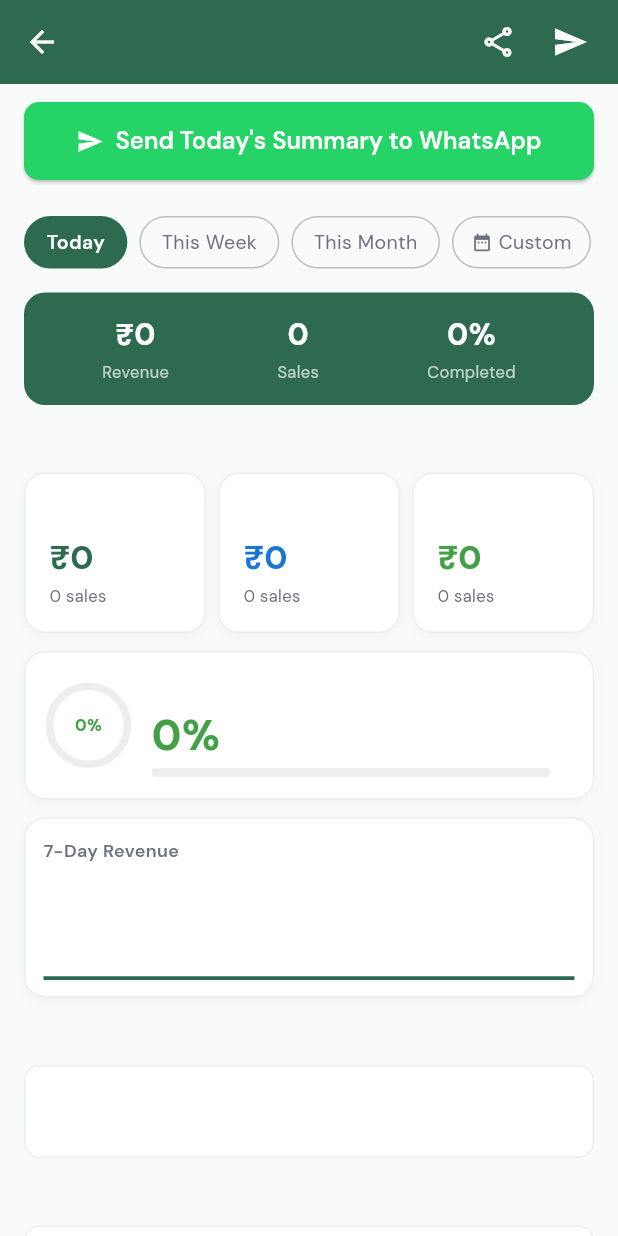
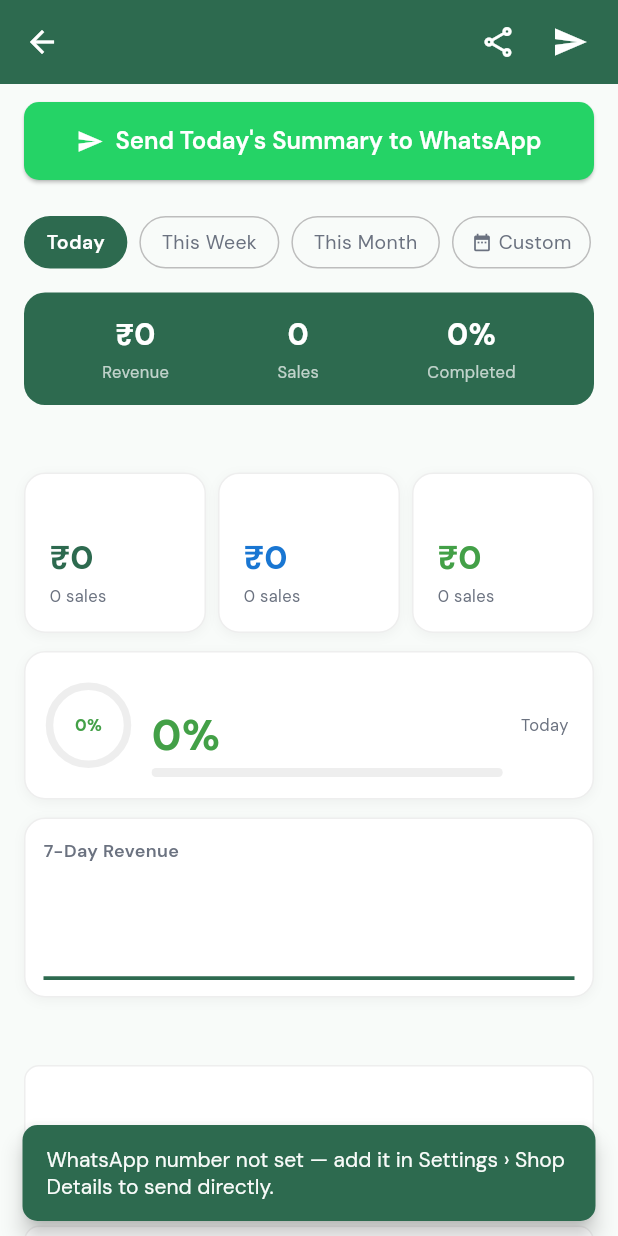
Before and after one commit to anshad5023-collab/wekerala, a Flutter app: the _AnalyticsBody screen opened directly with empty values, after a tap on the "send" icon, on a phone screen of 412 x 824 dp. Run offline on Flutter 3.47's test engine with Material 3 defaults, Android fonts, the phone set to English and light mode, and no system bars; drawn by our look-alikes of fl_chart; our stand-ins replace cached_network_image, cloud_firestore, cloud_functions, connectivity_plus, file_picker, firebase_auth and 23 more; missing offline and left inert: esc_pos_utils_plus, mobile_scanner, print_bluetooth_thermal; accounts and stored records are empty.

Commit message:
fix: UX and reliability improvements across 5 screens
- festival: confirmation dialog now names the customer group (All/Regular/At-Risk) so owner knows who they're messaging
- analytics: completion card label is now dynamic (Today/This Week/This Month) instead of always showing 'This Month'; warn owner when WhatsApp number not configured
- order_detail: status advance button now awaits, shows success/error SnackBar feedback
- website_builder: discard draft now requires confirmation to prevent accidental data loss
- printer_settings: Bluetooth device scan now has 10s timeout with user-facing error message

Co-Authored-By: Claude Sonnet 4.6 <noreply@anthropic.com>

```diff
--- a/wekerala_app/lib/features/analytics/screens/analytics_screen.dart
+++ b/wekerala_app/lib/features/analytics/screens/analytics_screen.dart
@@ -104,6 +104,14 @@ ${_topProduct.isNotEmpty ? '🏆 Top Product: $_topProduct\n──────
 
       final phone =
           (shop?.ownerWhatsApp ?? '').replaceAll(RegExp(r'[^0-9]'), '');
+      if (phone.isEmpty && mounted) {
+        ScaffoldMessenger.of(context).showSnackBar(
+          const SnackBar(
+            content: Text('WhatsApp number not set — add it in Settings › Shop Details to send directly.'),
+            duration: Duration(seconds: 3),
+          ),
+        );
+      }
       final url = phone.isNotEmpty
           ? 'https://wa.me/91$phone?text=$encoded'
           : 'https://wa.me/?text=$encoded';
@@ -502,7 +510,7 @@ class _AnalyticsContentState extends State<_AnalyticsContent> {
           ),
         ]),
         const SizedBox(height: 12),
-        _CompletionCard(rate: completionRate, t: widget.t),
+        _CompletionCard(rate: completionRate, t: widget.t, periodLabel: periodLabel),
         const SizedBox(height: 12),
         _SparklineChart(values: last7),
         const SizedBox(height: 16),
@@ -819,7 +827,8 @@ class _SparklineChart extends StatelessWidget {
 class _CompletionCard extends StatelessWidget {
   final double rate;
   final String Function(String) t;
-  const _CompletionCard({required this.rate, required this.t});
+  final String periodLabel;
+  const _CompletionCard({required this.rate, required this.t, required this.periodLabel});
 
   @override
   Widget build(BuildContext context) {
@@ -893,7 +902,7 @@ class _CompletionCard extends StatelessWidget {
               ]),
         ),
         const SizedBox(width: 12),
-        Text(t('analytics_this_month'),
+        Text(periodLabel,
             style: const TextStyle(
                 color: AppColors.textSecondary, fontSize: 11)),
       ]),
```
Also changed, not shown: wekerala_app/lib/features/festival/screens/festival_screen.dart (+7 -0 lines), wekerala_app/lib/features/orders/screens/order_detail_screen.dart (+16 -1 lines), wekerala_app/lib/features/settings/screens/printer_settings_screen.dart (+12 -2 lines), wekerala_app/lib/features/website_builder/screens/website_builder_screen.dart (+19 -1 lines).
